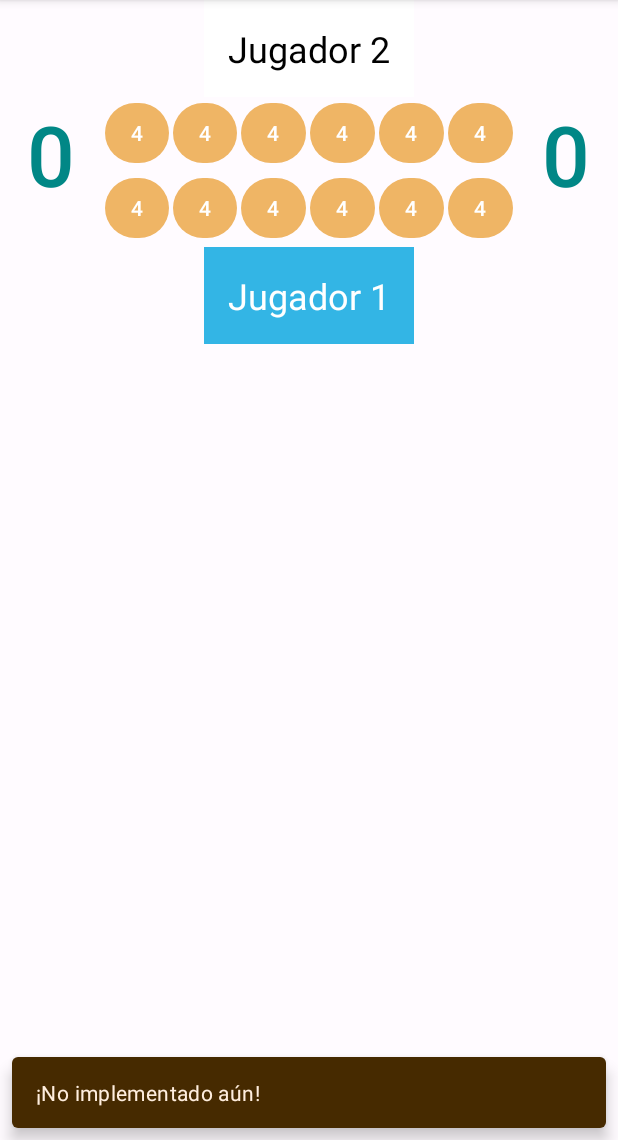
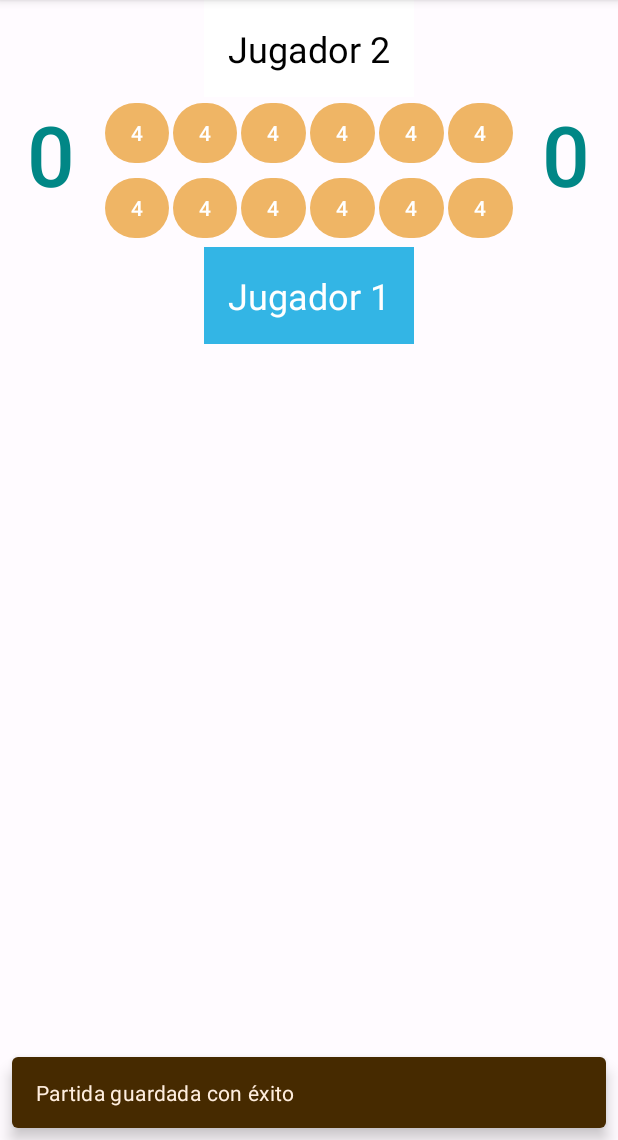
Before and after one commit to victormartindz/bantumi, an Android app: the screen it shows after launch (MainActivity), after a tap on "Guardar Partida", on a phone screen of 412 x 824 dp, the part 96-1236 px from its top. Run offline under Robolectric (Android 15) with nearby library versions, the phone set to English and light mode, and no system bars; 1 other tap on this screen came first.

Commit message:
implemented Restart, Save, and Load Game

```diff
--- a/app/src/main/java/es/upm/miw/bantumi/dominio/logica/JuegoBantumi.java
+++ b/app/src/main/java/es/upm/miw/bantumi/dominio/logica/JuegoBantumi.java
@@ -204,8 +204,14 @@ public class JuegoBantumi {
      * @return juego serializado
      */
     public String serializa() {
-        // @TODO
-        return null;
+        StringBuilder estado = new StringBuilder();
+
+        for (int i = 0; i < NUM_POSICIONES; i++) {
+            estado.append(getSemillas(i)).append(",");
+        }
+
+        estado.append(turnoActual().name());
+        return estado.toString();
     }
 
     /**
@@ -214,6 +220,19 @@ public class JuegoBantumi {
      * @param juegoSerializado cadena que representa el estado completo del juego
      */
     public void deserializa(String juegoSerializado) {
-        // @TODO
+        if (juegoSerializado == null || juegoSerializado.isEmpty()) {
+            return;
+        }
+
+        String[] partes = juegoSerializado.split(",");
+        if (partes.length != NUM_POSICIONES + 1) {
+            throw new IllegalArgumentException("Estado del juego inválido");
+        }
+
+        for (int i = 0; i < NUM_POSICIONES; i++) {
+            setSemillas(i, Integer.parseInt(partes[i]));
+        }
+
+        setTurno(Turno.valueOf(partes[NUM_POSICIONES]));
     }
 }
--- a/app/src/main/res/values/strings.xml
+++ b/app/src/main/res/values/strings.xml
@@ -17,6 +17,21 @@
     <string name="txtOpcionGuardar">Guardar Partida</string>
     <string name="txtOpcionRecuperar">Recuperar Partida</string>
     <string name="txtOpcionMejoresResultados">Mejores Resultados</string>
+
+    <!-- Reiniciar partida -->
+    <string name="restartHeader">¿Está seguro de que quiere reiniciar?</string>
+    <string name="restartMessage">Se perderá todo el progreso no guardado</string>
+    <string name="restartDone">¡Partida reiniciada!</string>
+
+    <!-- Guardar Partida -->
+    <string name="saveDone">Partida guardada con éxito</string>
+    <string name="saveError">Ocurrió un error al guardar la partida</string>
+
+    <!-- Recuperar partida -->
+    <string name="resumeHeader">¿Recuperar partida anterior?</string>
+    <string name="resumeMessage">Se perdera el progreso de la partida actual</string>
+    <string name="resumeDone">Partida recuperada con éxito</string>
+    <string name="resumeError">Ocurrió un error al recuperar la partida</string>
 
     <!-- Acerca de -->
     <string name="aboutText">Acerca de</string>
```
Also changed, not shown: app/build.gradle (+7 -0 lines), app/src/main/java/es/upm/miw/bantumi/ui/actividades/MainActivity.java (+66 -0 lines), gradle/libs.versions.toml (+10 -0 lines).
